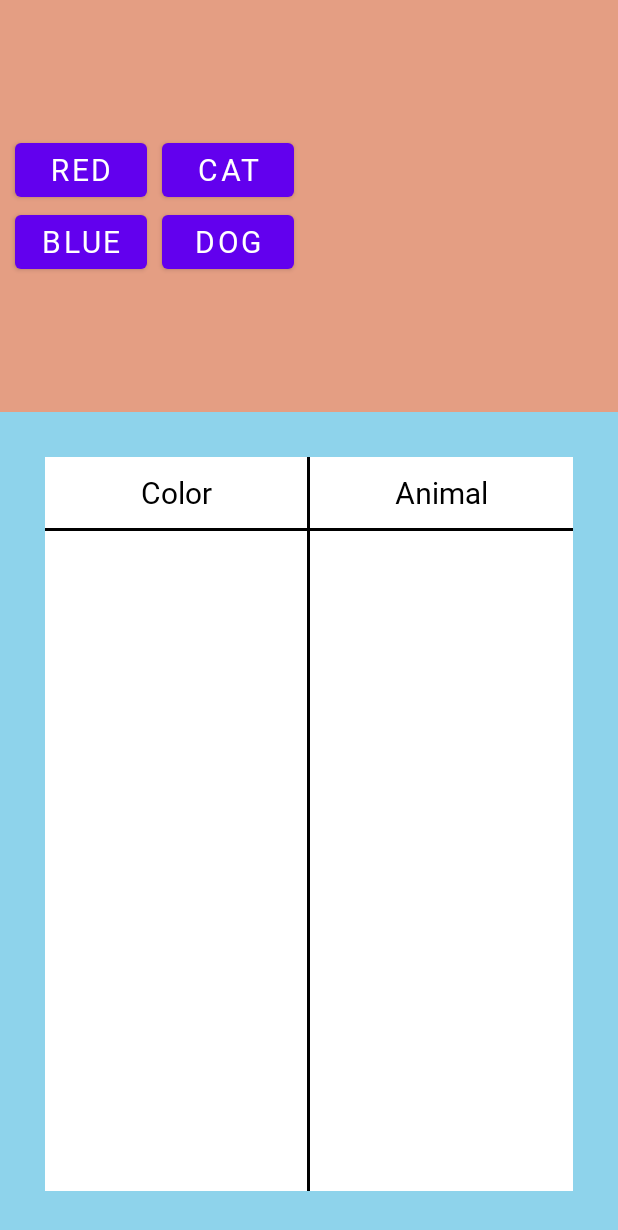
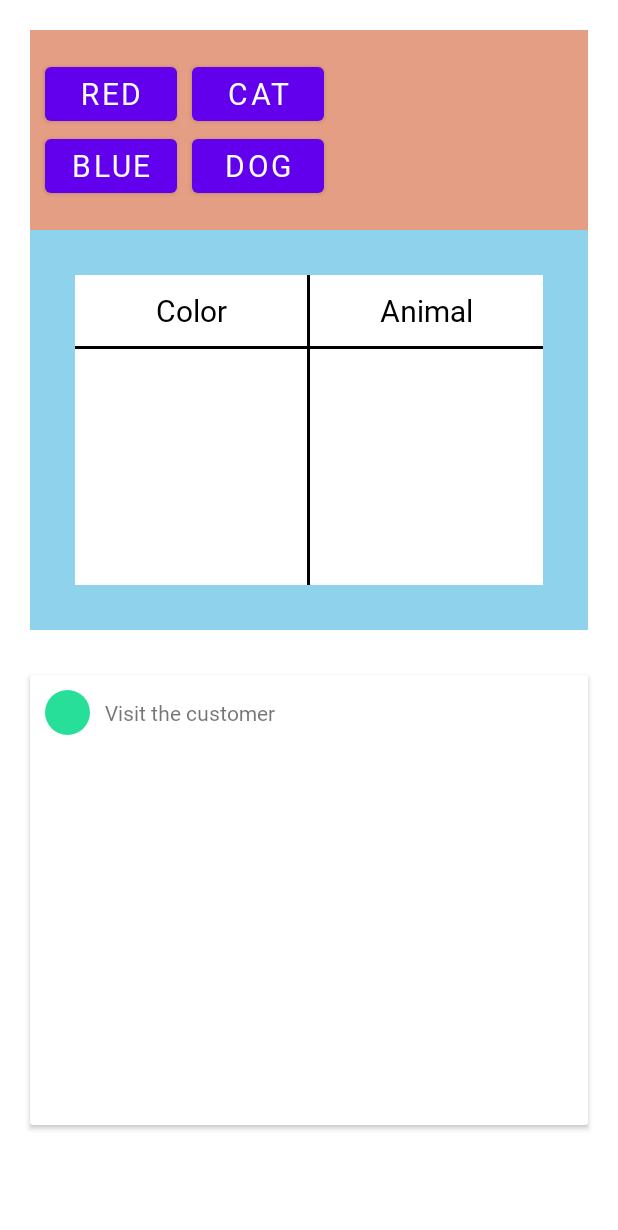
Before and after one commit to ICTPioneers/British-Council, an Android app: the TaskActivity screen opened directly, with no data from a screen before it, on a phone screen of 412 x 824 dp. Shown: the top 1230 px of the screen. Run offline under Robolectric (Android 15) with nearby library versions, the light colour scheme and no system bars.

Commit message:
set design of task2

```diff
--- a/app/src/main/res/layout/activity_task.xml
+++ b/app/src/main/res/layout/activity_task.xml
@@ -1,12 +1,21 @@
 <?xml version="1.0" encoding="utf-8"?>
-<LinearLayout xmlns:android="http://schemas.android.com/apk/res/android"
+<androidx.core.widget.NestedScrollView xmlns:android="http://schemas.android.com/apk/res/android"
     xmlns:tools="http://schemas.android.com/tools"
     android:layout_width="match_parent"
     android:layout_height="match_parent"
-    xmlns:app="http://schemas.android.com/apk/res-auto"
+    tools:context=".activity.TaskActivity">
+
+    <LinearLayout
+        android:layout_width="match_parent"
+        android:layout_height="match_parent"
+        android:orientation="vertical">
+
+        <LinearLayout
+            android:layout_width="match_parent"
+            android:layout_height="400dp"
+            android:layout_margin="20dp"
             android:orientation="vertical"
-    android:weightSum="3"
-    tools:context=".activity.TaskActivity">
+            android:weightSum="3">
 
             <LinearLayout
                 android:id="@+id/layoutMain"
@@ -155,4 +164,38 @@
 
 
             </LinearLayout>
+
         </LinearLayout>
+
+
+        <androidx.cardview.widget.CardView
+            android:layout_width="match_parent"
+            android:layout_height="300dp"
+            android:layout_marginHorizontal="20dp"
+            android:layout_marginVertical="10dp">
+
+            <LinearLayout
+                android:orientation="vertical"
+                android:layout_width="match_parent"
+                android:layout_height="wrap_content">
+
+                <TextView
+                    android:id="@+id/txtFirst"
+                    android:drawableStart="@drawable/item_border_number"
+                    android:paddingVertical="10dp"
+                    android:gravity="center|start"
+                    android:drawablePadding="10dp"
+                    android:paddingHorizontal="10dp"
+                    android:text="Visit the customer"
+                    android:layout_width="match_parent"
+                    android:layout_height="wrap_content"/>
+
+
+            </LinearLayout>
+
+        </androidx.cardview.widget.CardView>
+
+    </LinearLayout>
+
+
+</androidx.core.widget.NestedScrollView>
```
Lines whose indentation alone changed are shown as unchanged.
